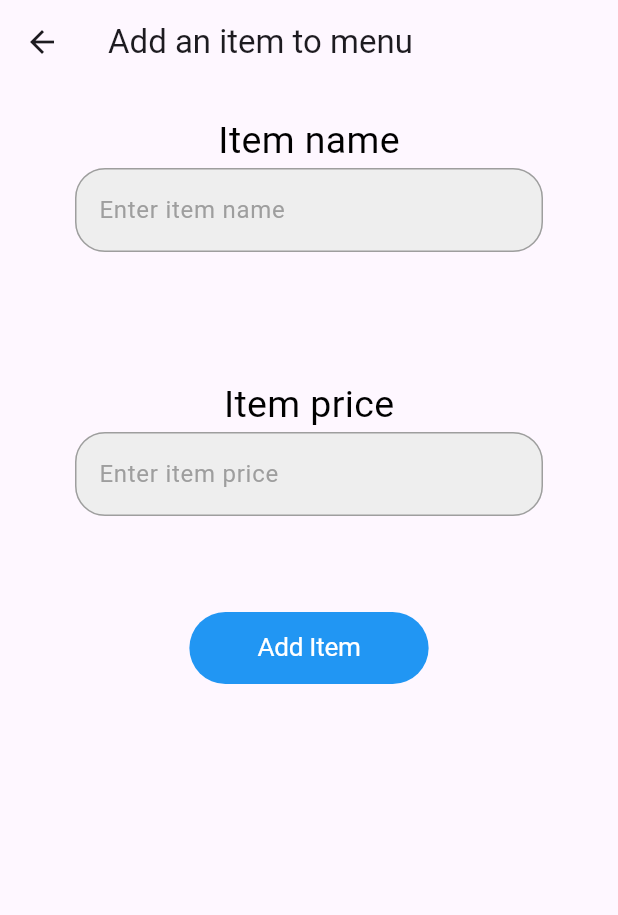
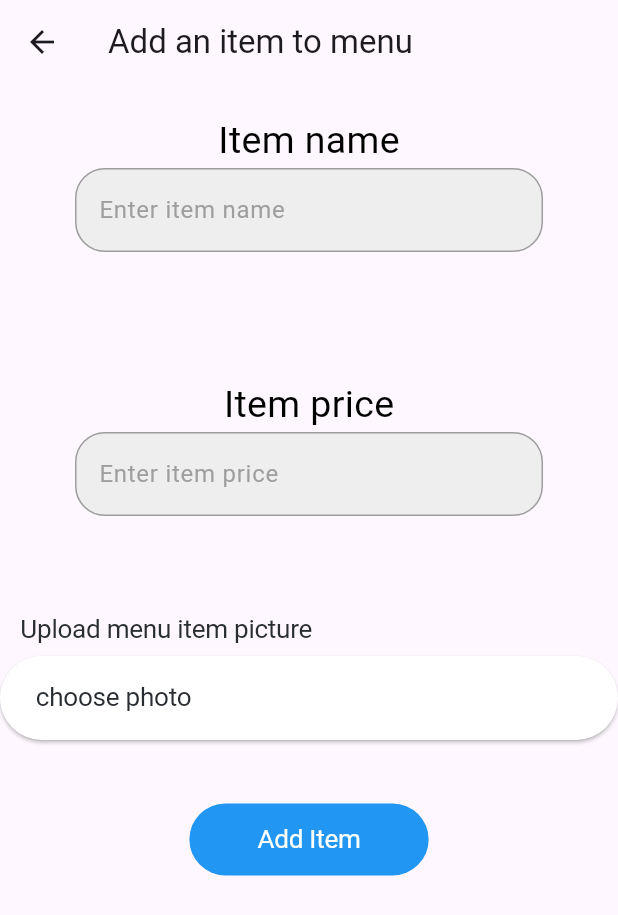
Before and after one commit to khalid123231/Side_Dish, a Flutter app: the RestaurantPage screen opened directly, after a tap on the "add" icon, on a phone screen of 412 x 824 dp. Shown: the top 915 px of the screen. Run offline on Flutter 3.47's test engine with Material 2 defaults, Android fonts, the light colour scheme and no system bars; our stand-ins replace cloud_firestore, firebase_core, firebase_storage, google_fonts, image_picker, sqflite; accounts and stored records are empty; Roboto replaces fonts that are missing (Everett).

Commit message:
finished add restaurant page

```diff
--- a/lib/AddMenuItem.dart
+++ b/lib/AddMenuItem.dart
@@ -1,9 +1,14 @@
+
+import 'dart:io';
 import 'package:cloud_firestore/cloud_firestore.dart';
+import 'package:firebase_storage/firebase_storage.dart';
 import 'package:flutter/cupertino.dart';
 import 'package:flutter/material.dart';
 import 'package:food_delivery_app_v3/MyTextField.dart';
 import 'package:food_delivery_app_v3/khalids%20material/global%20variabls/v.dart';
 import 'package:food_delivery_app_v3/utils.dart';
+import 'package:image_picker/image_picker.dart';
+import 'package:food_delivery_app_v3/AddRestaurantPage.dart';
 
 class AddMenuItem extends StatefulWidget {
   @override
@@ -17,13 +22,15 @@ class _AddMenuItemState extends State<AddMenuItem> {
 
   CollectionReference menuItems =
       FirebaseFirestore.instance.collection('menu items');
-
+  XFile? menuitemphoto;
+  String imageUrlmenu='';
   Future<void> addMenuItem() {
     return menuItems
         .add({
           "item name": itemNameController.text,
           "price": itemPriceController.text,
-          "Restaurant address": restaurantAddress
+          "Restaurant address": restaurantAddress,
+          "menu item photo": imageUrlmenu,
         })
         .then((value) => print("Item added"))
         .catchError((error) => print("Failed to add item: $error"));
@@ -75,6 +82,47 @@ class _AddMenuItemState extends State<AddMenuItem> {
                 ],
               ),
             ),
+            Container(
+              margin: EdgeInsets.fromLTRB(0*fem, 0*fem, 180*fem, 6*fem),
+              child: Text(
+                'Upload menu item picture',
+                style: SafeGoogleFont (
+                  'Everett',
+                  fontSize: 17*ffem,
+                  fontWeight: FontWeight.w400,
+                  height: 1.3529411765*ffem/fem,
+                  letterSpacing: -0.17*fem,
+                  color: Color(0xff292d32),
+                ),
+              ),
+            ),
+            Container(
+              margin: EdgeInsets.fromLTRB(0*fem, 0*fem, 0*fem, 40*fem),
+              child: ElevatedButton(
+                style: ElevatedButton.styleFrom(
+                  minimumSize: Size.fromHeight(56),
+                  backgroundColor: Colors.white,
+                  foregroundColor: Colors.black,
+                ), onPressed: () async {
+                ImagePicker imagePicker=ImagePicker();
+                 menuitemphoto= await imagePicker.pickImage(source: ImageSource.gallery);
+
+              }, child: Row(
+
+                children: [
+
+                  Text("choose photo", style: SafeGoogleFont (
+                    'Everett',
+                    fontSize: 17*ffem,
+                    fontWeight: FontWeight.w400,
+                    height: 1.3529411765*ffem/fem,
+                    letterSpacing: -0.17*fem,
+                    color: Color(0xff292d32),
+                  ),),
+                ],
+              ),
+              ),
+            ),
             Center(
               child: Container(
                 // frame1029ey (1:1672)
@@ -102,8 +150,25 @@ class _AddMenuItemState extends State<AddMenuItem> {
                             .get();
 
                         if(menuItemsSnapShot.docs.isEmpty){
-                          addMenuItem();
-                        }
+                            if(menuitemphoto!=null) {
+                              Reference referenceRoot = FirebaseStorage.instance.ref();
+                              Reference referenceDirImages = referenceRoot.child('menuitemimages');
+                              String uniqueFileName = DateTime.now().millisecondsSinceEpoch.toString();
+
+                            Reference referenceImageToUplode = referenceDirImages.child(uniqueFileName);
+                            try {
+                            await referenceImageToUplode.putFile(File(menuitemphoto!.path));
+
+                            imageUrlmenu= await referenceImageToUplode.getDownloadURL();
+
+                            }catch (error) {
+                            }
+                            }
+                            if(imageUrlmenu.isEmpty){
+                            ScaffoldMessenger.of(context).showSnackBar(SnackBar(content: Text('please uplode an image'),));
+                            }else {
+                              addMenuItem();
+                            }}
                         else{
                           ScaffoldMessenger.of(context).showSnackBar(SnackBar(content: Text('please choose a different name'),));
                         }
--- /dev/null
+++ b/lib/Offer.dart
@@ -0,0 +1,97 @@
+import 'package:cloud_firestore/cloud_firestore.dart';
+import 'package:flutter/cupertino.dart';
+import 'package:flutter/material.dart';
+import 'package:food_delivery_app_v3/utils.dart';
+
+import 'khalids material/global variabls/v.dart';
+
+class SwitchScreen extends StatefulWidget {
+  @override
+  SwitchClass createState() => new SwitchClass();
+}
+class SwitchClass extends State {
+  late List<Map<String, dynamic>> documents ;
+  bool isSwitched = false;
+  var textValue = '';
+
+  void updateData(bool switched) async {
+    var querySnapshot = await FirebaseFirestore.instance.collection('restaurant').where('Restaurant address', isEqualTo: restaurantAddress).get();
+    final fieldsToUpdate = {
+      'has offer' : switched,
+    };
+    await querySnapshot.docs.first.reference.update( fieldsToUpdate );
+  }
+  Future<void> fetchData() async {
+    List<Map<String, dynamic>> temp = [];
+    var querySnapshot = await FirebaseFirestore.instance.collection('restaurant').where('Restaurant address', isEqualTo: restaurantAddress).get();
+    querySnapshot.docs.forEach((e) { temp.add(e.data() as Map<String, dynamic>); });
+    setState(() {
+      documents = temp;
+      if(documents.isNotEmpty)
+      isSwitched=documents[0]['has offer'];
+      if(isSwitched==true){
+        textValue = 'there is an offer';
+      }else{
+        textValue = 'no offer';
+      }
+    });
+
+
+
+  }
+
+  void toggleSwitch(bool value) {
+
+    if(isSwitched == false)
+    {
+      setState(() {
+        isSwitched = true;
+        textValue = 'there is an offer';
+        updateData(isSwitched);
+      });
+    }
+    else
+    {
+      setState(()  {
+        isSwitched = false;
+        textValue = 'no offer';
+        updateData(isSwitched);
+      });
+
+    }
+  }
+  @override
+  void initState() {
+    super.initState();
+    fetchData();
+  }
+  @override
+  Widget build(BuildContext context) {
+    double baseWidth = 390;
+    double fem = MediaQuery.of(context).size.width / baseWidth;
+    double ffem = fem * 0.97;
+
+    return Column(
+        mainAxisAlignment: MainAxisAlignment.center,
+        children:[ Transform.scale(
+            scale: 1,
+            child: Switch(
+              onChanged: toggleSwitch,
+              value: isSwitched,
+              activeColor: Colors.blue,
+              activeTrackColor: Colors.yellow,
+              inactiveThumbColor: Colors.redAccent,
+              inactiveTrackColor: Colors.orange,
+            )
+        ),
+          Text('$textValue', style: SafeGoogleFont (
+            'Everett',
+            fontSize: 17*ffem,
+            fontWeight: FontWeight.w400,
+            height: 1.3529411765*ffem/fem,
+            letterSpacing: -0.17*fem,
+            color: Color(0xff292d32),
+          ),)
+        ]);
+  }
+}
--- a/lib/RestaurantPage.dart
+++ b/lib/RestaurantPage.dart
@@ -4,6 +4,9 @@ import 'package:flutter/material.dart';
 import 'package:food_delivery_app_v3/AddMenuItem.dart';
 import 'package:food_delivery_app_v3/EditMenuItem.dart';
 import 'package:food_delivery_app_v3/khalids%20material/global%20variabls/v.dart';
+import 'package:food_delivery_app_v3/utils.dart';
+import 'package:food_delivery_app_v3/Edittags.dart';
+import 'Offer.dart';
 
 class RestaurantPage extends StatefulWidget {
   @override
@@ -18,11 +21,11 @@ class _RestaurantPageState extends State<RestaurantPage> {
 
   late List<Map<String, dynamic>> documents ;
   bool islooded = false;
-
+  late Image menuItem;
 
   Future<void> fetchData() async {
     List<Map<String, dynamic>> temp = [];
-    QuerySnapshot querySnapshot = await FirebaseFirestore.instance.collection('menu items').get();
+    QuerySnapshot querySnapshot = await FirebaseFirestore.instance.collection('menu items').where('Restaurant address', isEqualTo: restaurantAddress).get();
     querySnapshot.docs.forEach((e) { temp.add(e.data() as Map<String, dynamic>); });
     setState(() {
       documents = temp;
@@ -37,6 +40,11 @@ class _RestaurantPageState extends State<RestaurantPage> {
   }
   @override
   Widget build(BuildContext context) {
+    double baseWidth = 390;
+    double fem = MediaQuery.of(context).size.width / baseWidth;
+    double ffem = fem * 0.97;
+
+
     return Scaffold(
       appBar: AppBar(
         title: Text("Restaurant"),
@@ -52,14 +60,19 @@ class _RestaurantPageState extends State<RestaurantPage> {
         },
         child: Icon(Icons.add),
       ),
+
+
+
       body: SingleChildScrollView(
         child: Column(
           crossAxisAlignment: CrossAxisAlignment.center,
           mainAxisSize: MainAxisSize.min,
           children: [
+            SwitchScreen(),
             //SBar1(callbackfunction: callback,),
             //Text('restarents') ,
             SizedBox(
+              height: 500,
               child: islooded
                   ? ListView.builder(
                       scrollDirection: Axis.vertical,
@@ -68,11 +81,11 @@ class _RestaurantPageState extends State<RestaurantPage> {
                       // Replace with the actual number of items
                       itemBuilder: (context, index) {
                         return ListTile(
-                          title: Text(documents[index]['item name']),
-                          subtitle: Text(documents[index]['price']),
+                          title: Text(documents[index]['item name']!),
+                          subtitle: Text(documents[index]['price']!),
                           //title: Text("1"),
                           //subtitle: Text("2"),
-                          leading: Icon(Icons.fastfood,),
+                          leading: Image.network(documents[index]['menu item photo']!),
                           trailing: Container(
                             decoration: BoxDecoration(
                               color: Colors.grey.shade200,
@@ -80,7 +93,7 @@ class _RestaurantPageState extends State<RestaurantPage> {
                             ),
                             child: IconButton(
                                 onPressed: () {
-                                  menuItemName =documents[index]['item name'];
+                                  menuItemName =documents[index]['item name']!;
                                   Navigator.push(
                                       context,
                                       MaterialPageRoute(
@@ -110,10 +123,60 @@ class _RestaurantPageState extends State<RestaurantPage> {
                       },
                     )
                   : Text('no data'),
-              height: 500,
-            )
+            ),
+            Container(
+              padding: EdgeInsets.fromLTRB(0, 20, 0, 0),
+              child: Container(
+
+                // frame74rvm (1:1671)
+                margin: EdgeInsets.fromLTRB(0*fem, 0*fem, 0*fem, 24*fem),
+                padding: EdgeInsets.fromLTRB(10*fem, 10*fem, 13*fem, 10*fem),
+                width: double.infinity,
+                height: 63*fem,
+                decoration: BoxDecoration (
+                  //color: Color(0x4ced9b11),
+                  color: Colors.blue.shade200,
+                  borderRadius: BorderRadius.circular(230*fem),
+                ),
+                child: Container(
+                  // frame1029ey (1:1672)
+                  margin: EdgeInsets.fromLTRB(0*fem, 0*fem, 10*fem, 0*fem),
+                  width: 151*fem,
+                  height: double.infinity,
+                  decoration: BoxDecoration (
+                    //color: Color(0xffed9b11),
+                    color: Colors.blue,
+                    borderRadius: BorderRadius.circular(90*fem),
+                  ),
+                  child: Center(
+                    child :TextButton(onPressed: () {
+                      Navigator.push(
+                          context,
+                          MaterialPageRoute(
+                            builder: (context) => Edittags(),
+                          ));
+                    },
+                      child: Text(
+                        'Edit tags',
+                        textAlign: TextAlign.center,
+                        style: SafeGoogleFont (
+                          'Everett',
+                          fontSize: 17*ffem,
+                          fontWeight: FontWeight.w400,
+                          height: 1.3529411765*ffem/fem,
+                          letterSpacing: -0.17*fem,
+                          color: Color(0xffffffff),
+                        ),
+                      ),
+                    ),
+                  ),
+                ),
+              ),
+            ),
           ],
+
         ),
+
       ),
     );
   }
```
Also changed, not shown: lib/Edittags.dart (added, +120 -0 lines).
